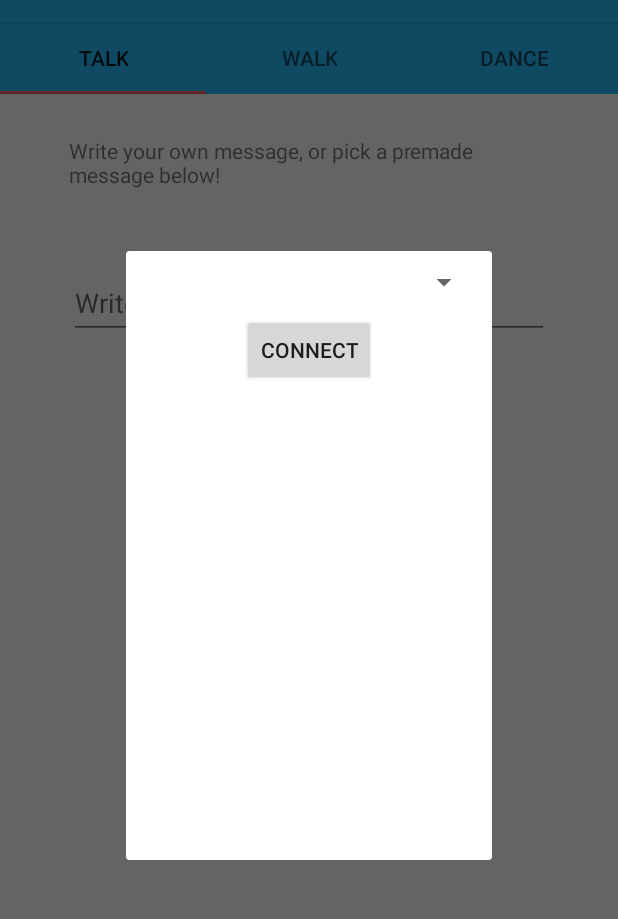
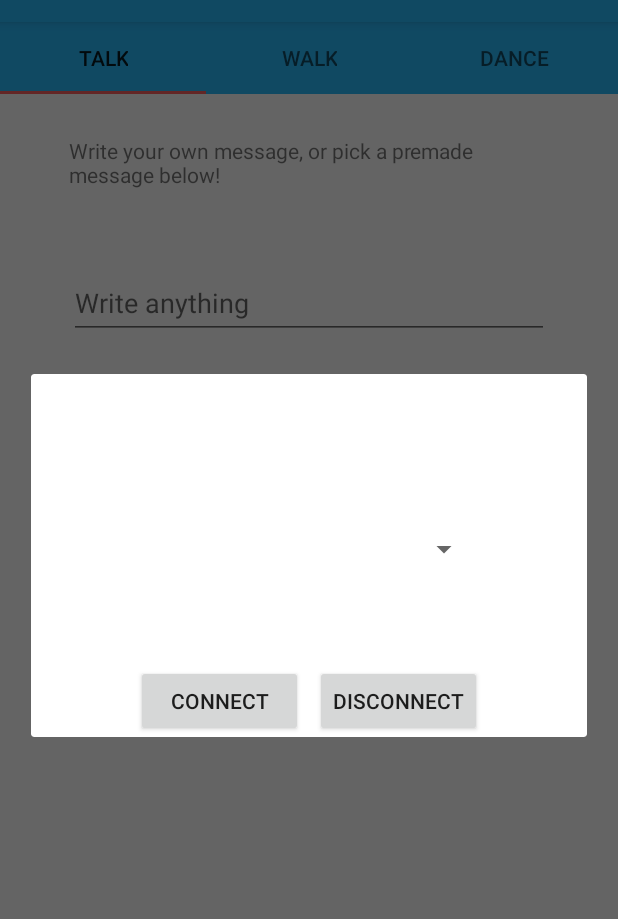
Before and after one commit to P1eter/pAPPer, an Android app: the fragment RobotSelectFragment placed in its activity, after a tap on "CONNECT", on a phone screen of 412 x 824 dp, the part 62-981 px from its top. Run offline under Robolectric (Android 15) with nearby library versions, the phone set to English and light mode, and no system bars.

Commit message:
added disconnect button

```diff
--- a/pAPPer/app/src/main/java/com/example/pieter/papper/RobotSelectFragment.java
+++ b/pAPPer/app/src/main/java/com/example/pieter/papper/RobotSelectFragment.java
@@ -30,6 +30,7 @@ public class RobotSelectFragment extends DialogFragment implements View.OnClickL
         super.onViewCreated(view, savedInstanceState);
 
         view.findViewById(R.id.connect_button).setOnClickListener(this);
+        view.findViewById(R.id.disconnect_button).setOnClickListener(this);
     }
 
     @Override
@@ -40,9 +41,18 @@ public class RobotSelectFragment extends DialogFragment implements View.OnClickL
             networkSender.closeConnection();
         }
 
-        networkSender.setHost("Pepper"); //192.168.0.103 = laptop
-        networkSender.setPort(1717);
-        new Thread(networkSender).start();
+        switch (view.getId()) {
+            case R.id.connect_button:
+                networkSender.setHost("Pepper"); //192.168.0.103 = laptop
+                networkSender.setPort(1717);
+                new Thread(networkSender).start();
+                break;
+            case R.id.disconnect_button:
+                // disconnection already happened
+                break;
+        }
+
+
 
 //        if (!networkSender.isRunning()) {
 //            Log.d(TAG, "starting new thread");
--- a/pAPPer/app/src/main/res/layout/fragment_robot_select.xml
+++ b/pAPPer/app/src/main/res/layout/fragment_robot_select.xml
@@ -8,28 +8,37 @@
     <!-- TODO: Update blank fragment layout -->
 
     <Spinner
-        android:id="@+id/spinner"
+        android:id="@+id/robot_select_spinner"
         android:layout_width="228dp"
         android:layout_height="26dp"
-        android:layout_marginBottom="8dp"
         android:layout_marginEnd="8dp"
         android:layout_marginStart="8dp"
-        android:layout_marginTop="8dp"
-        app:layout_constraintBottom_toTopOf="@+id/connect_button"
+        android:layout_marginTop="104dp"
         app:layout_constraintEnd_toEndOf="parent"
         app:layout_constraintStart_toStartOf="parent"
-        app:layout_constraintTop_toTopOf="parent"
-        app:layout_constraintVertical_bias="0.666" />
+        app:layout_constraintTop_toTopOf="parent" />
 
     <Button
         android:id="@+id/connect_button"
+        android:layout_width="111dp"
+        android:layout_height="48dp"
+        android:layout_marginEnd="4dp"
+        android:layout_marginStart="70dp"
+        android:layout_marginTop="64dp"
+        android:text="@string/connect_button_text"
+        app:layout_constraintEnd_toStartOf="@+id/disconnect_button"
+        app:layout_constraintStart_toStartOf="parent"
+        app:layout_constraintTop_toBottomOf="@+id/robot_select_spinner" />
+
+    <Button
+        android:id="@+id/disconnect_button"
         android:layout_width="wrap_content"
         android:layout_height="wrap_content"
-        android:layout_marginBottom="316dp"
-        android:layout_marginEnd="8dp"
-        android:layout_marginStart="8dp"
-        android:text="@string/connect_button_text"
-        app:layout_constraintBottom_toBottomOf="parent"
+        android:layout_marginEnd="70dp"
+        android:layout_marginStart="4dp"
+        android:layout_marginTop="64dp"
+        android:text="disconnect"
         app:layout_constraintEnd_toEndOf="parent"
-        app:layout_constraintStart_toStartOf="parent" />
+        app:layout_constraintStart_toEndOf="@+id/connect_button"
+        app:layout_constraintTop_toBottomOf="@+id/robot_select_spinner" />
 </android.support.constraint.ConstraintLayout>
```
